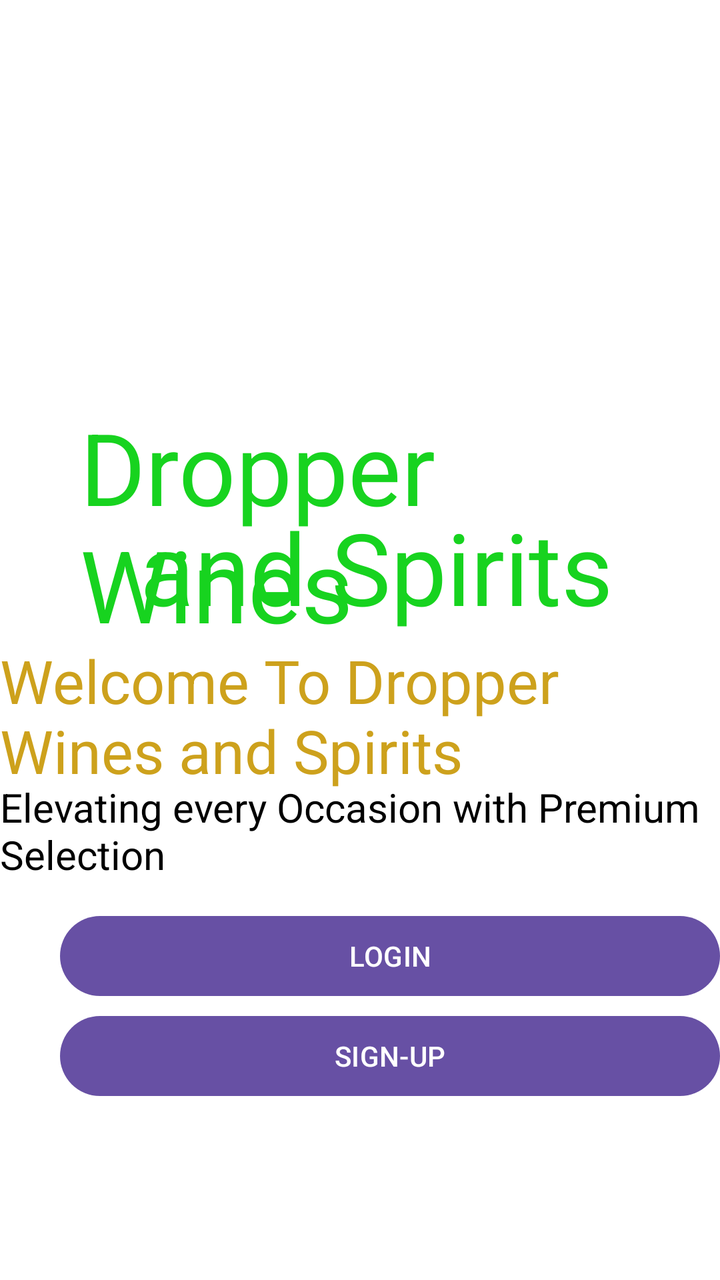
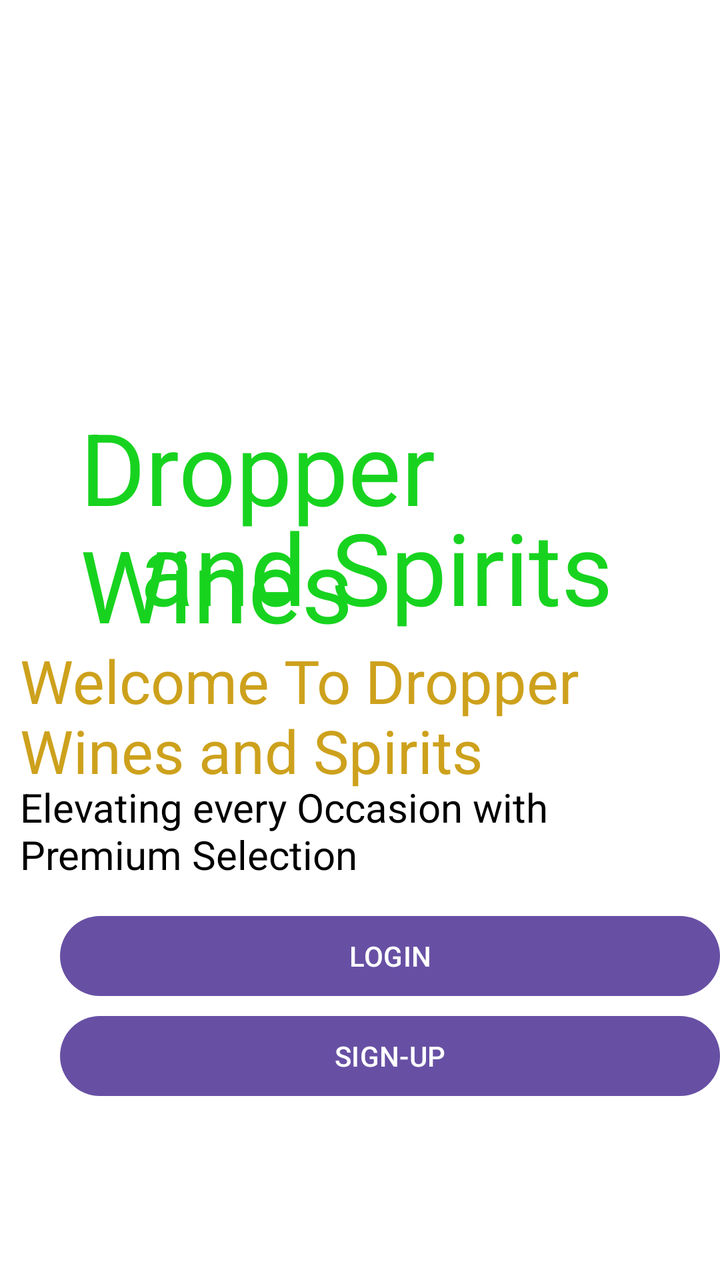

An Android layout rendered at two revisions. The XML below is the earlier revision; the diff shows what the commit changed to produce the second picture.
<!-- AndroidManifest.xml: application theme Theme._10 -->
<!-- res/layout/activity_main.xml -->
<?xml version="1.0" encoding="utf-8"?>
<RelativeLayout xmlns:android="http://schemas.android.com/apk/res/android"
    xmlns:app="http://schemas.android.com/apk/res-auto"
    xmlns:tools="http://schemas.android.com/tools"
    android:layout_width="match_parent"
    android:layout_height="match_parent"
    android:background="@color/white"
    tools:context="Activities.MainActivity">
    <ImageView
        android:id="@+id/logoImage"
        android:layout_width="120dp"
        android:layout_height="120dp"
        android:src="@mipmap/ic_launcher1"
        android:contentDescription="App Logo"
        app:layout_constraintTop_toTopOf="parent"
        app:layout_constraintStart_toStartOf="parent"
        app:layout_constraintEnd_toEndOf="parent"
        android:layout_marginTop="90dp"
        android:layout_marginLeft="140dp"/>
<TextView
    android:layout_width="match_parent"
    android:layout_height="wrap_content"
    android:text="Dropper Wines"
    android:textSize="50sp"
    android:textColor="#17D31F"
    android:layout_marginTop="200dp"
    android:layout_marginLeft="40dp"
    />
    <TextView
        android:layout_width="match_parent"
        android:layout_height="wrap_content"
        android:text="and Spirits"
        android:textSize="50sp"
        android:textColor="#17D31F"
        android:layout_marginTop="250dp"
        android:layout_marginLeft="70dp"
        />
    <TextView
        android:layout_width="match_parent"
        android:layout_height="wrap_content"
        android:text="Welcome To Dropper Wines and Spirits"
        android:textSize="30sp"
        android:textColor="#CDA11C"
        android:layout_marginTop="320dp"
        />
    <TextView
        android:layout_width="match_parent"
        android:layout_height="wrap_content"
        android:text="Elevating every Occasion with Premium Selection "
        android:textSize="20sp"
        android:textColor="@color/black"
        android:layout_marginTop="390dp"
        />
    <Button
        android:id="@+id/btnLogin"
        android:layout_width="350dp"
        android:layout_height="wrap_content"
        android:text="LOGIN"
        android:layout_marginTop="454dp"
        android:layout_marginLeft="30dp"/>
    <Button
        android:id="@+id/btnSignUp"
        android:layout_width="350dp"
        android:layout_height="wrap_content"
        android:text="SIGN-UP"
        android:layout_marginTop="504dp"
        android:layout_marginLeft="30dp"/>


</RelativeLayout>
<!-- resources referenced by this layout -->
<resources>
  <color name="black">#FF000000</color>
  <color name="white">#FFFFFFFF</color>
  <!-- mipmap ic_launcher1 (mipmap-anydpi-v26) -->
  <?xml version="1.0" encoding="utf-8"?>
  <adaptive-icon xmlns:android="http://schemas.android.com/apk/res/android">
      <background android:drawable="@drawable/ic_launcher1_background"/>
      <foreground android:drawable="@mipmap/ic_launcher1_foreground"/>
  </adaptive-icon>
  <style name="Theme._10" parent="Base.Theme._10" />
  <!-- drawable ic_launcher1_background: vector/xml drawable (drawable, 4866 chars, omitted) -->
  <style name="Base.Theme._10" parent="Theme.Material3.DayNight.NoActionBar">
          
          
      </style>
</resources>

<!-- the commit's change to res/layout/activity_main.xml (unified diff, before → after) -->
@@ -42,6 +42,7 @@
         android:textSize="30sp"
         android:textColor="#CDA11C"
         android:layout_marginTop="320dp"
+        android:layout_marginStart="10dp"
         />
     <TextView
         android:layout_width="match_parent"
@@ -50,6 +51,7 @@
         android:textSize="20sp"
         android:textColor="@color/black"
         android:layout_marginTop="390dp"
+        android:layout_marginStart="10dp"
         />
     <Button
         android:id="@+id/btnLogin"
@@ -57,7 +59,8 @@
         android:layout_height="wrap_content"
         android:text="LOGIN"
         android:layout_marginTop="454dp"
-        android:layout_marginLeft="30dp"/>
+        android:layout_marginLeft="30dp"
+        />
     <Button
         android:id="@+id/btnSignUp"
         android:layout_width="350dp"
@@ -66,5 +69,17 @@
         android:layout_marginTop="504dp"
         android:layout_marginLeft="30dp"/>
 
+    <TextView
+        android:id="@+id/tvAASoftwares"
+        android:layout_width="wrap_content"
+        android:layout_height="wrap_content"
+        android:text="AAsoftwares"
+        android:textSize="18sp"
+        android:textColor="#673AB7"
+        android:layout_marginLeft="160dp"
+        android:layout_marginTop="648dp"
+        app:layout_constraintStart_toStartOf="parent"
+        app:layout_constraintEnd_toEndOf="parent"
+        />
 
 </RelativeLayout>
